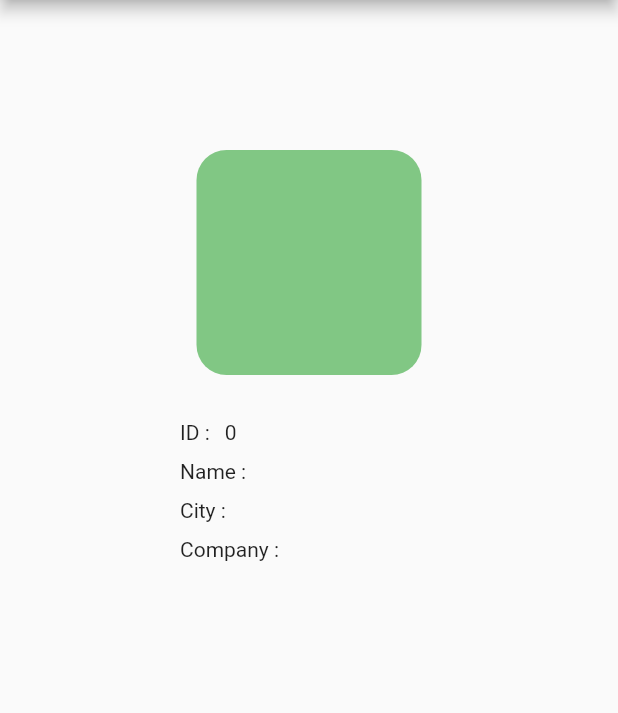
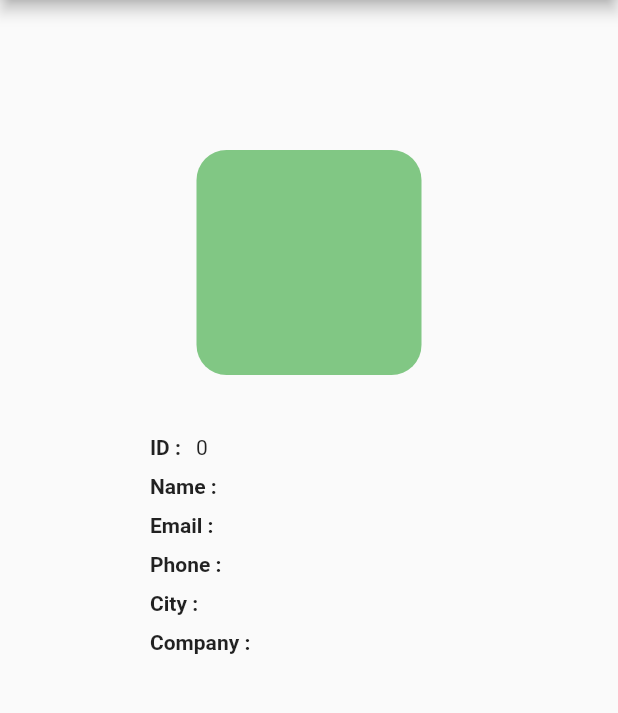
Before and after one commit to Iris2783/JSON_sample5, a Flutter app: the UserDetailPage screen opened directly with empty values, on a phone screen of 412 x 824 dp, the part 84-797 px from its top. Run offline on Flutter 3.47's test engine with Material 2 defaults, Android fonts, the phone set to English and light mode, and no system bars; network calls fail.

```diff
--- a/json_responsive_sample/lib/views/user_detail.dart
+++ b/json_responsive_sample/lib/details/user_detail.dart
@@ -25,16 +25,19 @@ class UserDetailPage extends StatelessWidget {
                   color: Colors.green[300],
                 ),
               ),
-              const SizedBox(height: 30),
+              const SizedBox(height: 40),
               Column(
                 crossAxisAlignment: CrossAxisAlignment.start,
                 children: [
                   Padding(
-                    padding: const EdgeInsets.only(left: 120.0),
+                    padding: const EdgeInsets.only(left: 100.0),
                     child: Row(
                       mainAxisAlignment: MainAxisAlignment.start,
                       children: [
-                        const Text('ID :'),
+                        const Text(
+                          'ID :',
+                          style: TextStyle(fontWeight: FontWeight.bold),
+                        ),
                         const SizedBox(width: 10),
                         Text(users.id.toString()),
                       ],
@@ -42,11 +45,14 @@ class UserDetailPage extends StatelessWidget {
                   ),
                   const SizedBox(height: 10),
                   Padding(
-                    padding: const EdgeInsets.only(left: 120.0),
+                    padding: const EdgeInsets.only(left: 100.0),
                     child: Row(
                       mainAxisAlignment: MainAxisAlignment.start,
                       children: [
-                        const Text('Name :'),
+                        const Text(
+                          'Name :',
+                          style: TextStyle(fontWeight: FontWeight.bold),
+                        ),
                         const SizedBox(width: 10),
                         Text(users.name),
                       ],
@@ -54,11 +60,44 @@ class UserDetailPage extends StatelessWidget {
                   ),
                   const SizedBox(height: 10),
                   Padding(
-                    padding: const EdgeInsets.only(left: 120.0),
+                    padding: const EdgeInsets.only(left: 100.0),
                     child: Row(
                       mainAxisAlignment: MainAxisAlignment.start,
                       children: [
-                        const Text('City :'),
+                        const Text(
+                          'Email :',
+                          style: TextStyle(fontWeight: FontWeight.bold),
+                        ),
+                        const SizedBox(width: 10),
+                        Text(users.email),
+                      ],
+                    ),
+                  ),
+                  const SizedBox(height: 10),
+                  Padding(
+                    padding: const EdgeInsets.only(left: 100.0),
+                    child: Row(
+                      mainAxisAlignment: MainAxisAlignment.start,
+                      children: [
+                        const Text(
+                          'Phone :',
+                          style: TextStyle(fontWeight: FontWeight.bold),
+                        ),
+                        const SizedBox(width: 10),
+                        Text(users.phone),
+                      ],
+                    ),
+                  ),
+                  const SizedBox(height: 10),
+                  Padding(
+                    padding: const EdgeInsets.only(left: 100.0),
+                    child: Row(
+                      mainAxisAlignment: MainAxisAlignment.start,
+                      children: [
+                        const Text(
+                          'City :',
+                          style: TextStyle(fontWeight: FontWeight.bold),
+                        ),
                         const SizedBox(width: 10),
                         Text(users.address.city),
                       ],
@@ -66,11 +105,14 @@ class UserDetailPage extends StatelessWidget {
                   ),
                   const SizedBox(height: 10),
                   Padding(
-                    padding: const EdgeInsets.only(left: 120.0),
+                    padding: const EdgeInsets.only(left: 100.0),
                     child: Row(
                       mainAxisAlignment: MainAxisAlignment.start,
                       children: [
-                        const Text('Company :'),
+                        const Text(
+                          'Company :',
+                          style: TextStyle(fontWeight: FontWeight.bold),
+                        ),
                         const SizedBox(width: 10),
                         Text(users.company.name),
                       ],
```
Also changed, not shown: json_responsive_sample/lib/details/post_detail.dart (added, +65 -0 lines), json_responsive_sample/lib/services/remote_service_post.dart (deleted, +0 -16 lines), json_responsive_sample/lib/services/remote_service_posts.dart (added, +19 -0 lines), json_responsive_sample/lib/views/home_page_post.dart (+41 -35 lines), json_responsive_sample/lib/views/home_page_user.dart (+5 -3 lines).
